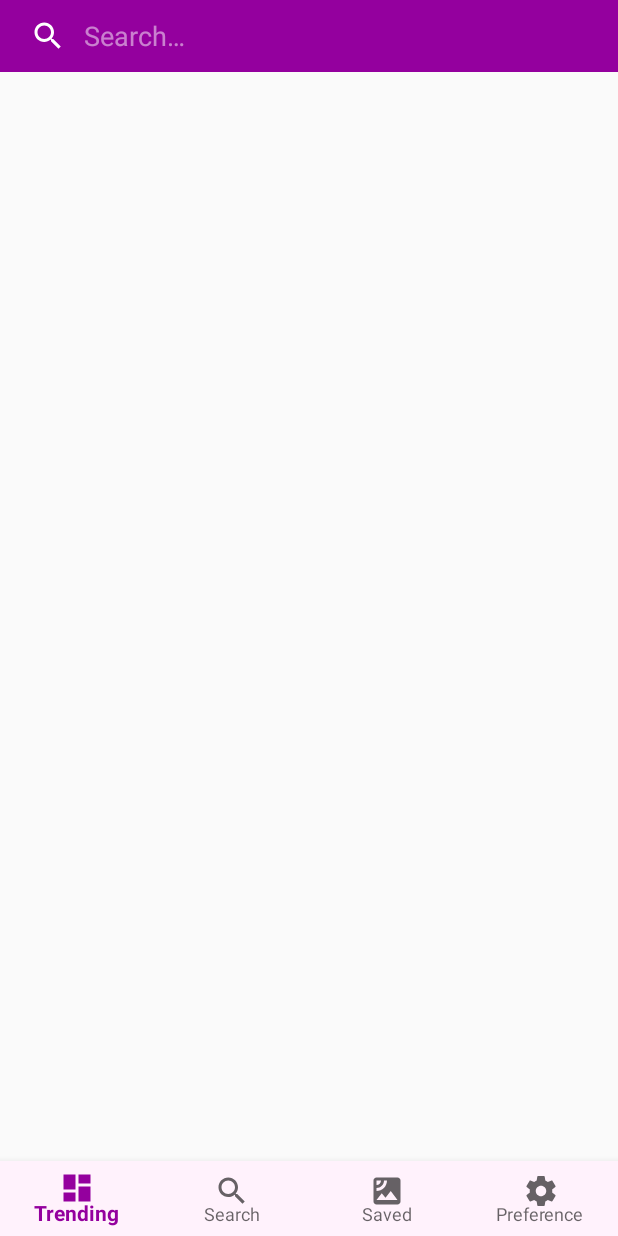
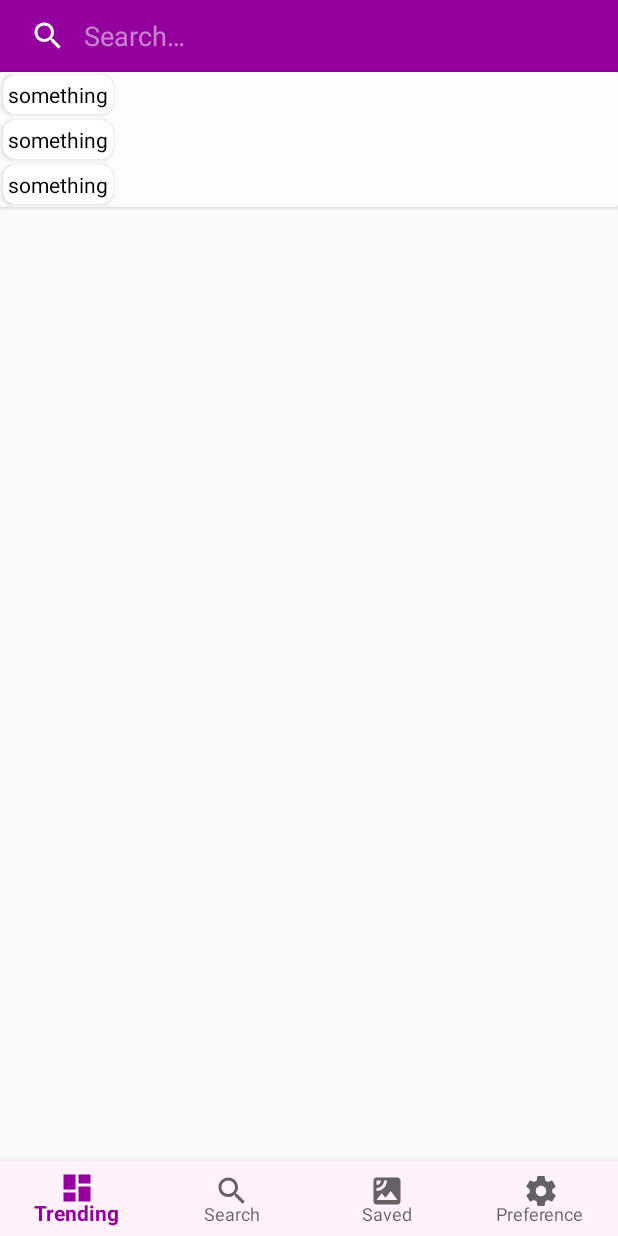
Before and after one commit to themavencoder/Giffs, an Android app: the layout activity_search.xml on its own in the app's theme, with its tools: preview values and no code run, on a phone screen of 412 x 824 dp. Run offline under Robolectric (Android 15) with nearby library versions, the phone set to English and light mode, and no system bars.

Commit message:
Feat: Search gifs activity, lookup gifs with keyword

```diff
--- /dev/null
+++ b/app/src/main/java/com/example/breezil/giffs/callbacks/QuickSearchListener.kt
@@ -0,0 +1,5 @@
+package com.example.breezil.giffs.callbacks
+
+interface QuickSearchListener {
+    fun getString(string: String)
+}
--- a/app/src/main/java/com/example/breezil/giffs/repository/search/SearchDataSource.kt
+++ b/app/src/main/java/com/example/breezil/giffs/repository/search/SearchDataSource.kt
@@ -79,7 +79,7 @@ class SearchDataSource @Inject constructor(
         networkState.postValue(NetworkState.LOADING)
 
         val modelList = ArrayList<Gif>()
-        val result = api.getSearchsAfter(API_KEY,"ronaldo",params.requestedLoadSize, params.key)
+        val result = api.getSearchsAfter(API_KEY,getSearch(),params.requestedLoadSize, params.key)
             .subscribe({ response ->
                 onPaginationSuccess(
                     response,
--- a/app/src/main/res/layout-land/activity_search.xml
+++ b/app/src/main/res/layout-land/activity_search.xml
@@ -9,7 +9,7 @@
     <androidx.constraintlayout.widget.ConstraintLayout
             android:layout_width="match_parent"
             android:layout_height="match_parent"
-            >
+    >
         <androidx.appcompat.widget.SearchView
                 android:background="@color/colorPrimary"
                 android:id="@+id/searchView"
@@ -22,6 +22,27 @@
                 app:layout_constraintStart_toStartOf="parent"
                 app:layout_constraintTop_toTopOf="parent" />
 
+        <androidx.cardview.widget.CardView
+                android:id="@+id/cardView"
+                android:background="?attr/backgroundcolor"
+                android:layout_width="@dimen/zeroDP"
+                android:layout_height="wrap_content"
+                android:padding="@dimen/twoDP"
+                app:layout_constraintBottom_toTopOf="@+id/searchList"
+                app:layout_constraintEnd_toEndOf="parent"
+                app:layout_constraintStart_toStartOf="parent"
+                app:layout_constraintTop_toBottomOf="@+id/searchView">
+
+            <androidx.recyclerview.widget.RecyclerView
+                    android:id="@+id/quickChooseList"
+                    android:background="?attr/backgroundcolor"
+                    android:layout_width="match_parent"
+                    android:layout_height="match_parent"
+                    tools:listitem="@layout/single_quck_search">
+
+            </androidx.recyclerview.widget.RecyclerView>
+        </androidx.cardview.widget.CardView>
+
         <androidx.recyclerview.widget.RecyclerView
                 android:id="@+id/searchList"
                 android:layout_width="match_parent"
@@ -32,7 +53,7 @@
                 app:layout_constraintBottom_toTopOf="@+id/bottomNavViewBar"
                 app:layout_constraintEnd_toEndOf="parent"
                 app:layout_constraintStart_toStartOf="parent"
-                app:layout_constraintTop_toBottomOf="@+id/searchView" />
+                app:layout_constraintTop_toBottomOf="@+id/cardView"/>
 
         <com.google.android.material.bottomnavigation.BottomNavigationView
                 android:id="@+id/bottomNavViewBar"
--- a/app/src/main/res/layout-land/single_quck_search.xml
+++ b/app/src/main/res/layout-land/single_quck_search.xml
@@ -2,7 +2,7 @@
 <layout xmlns:android="http://schemas.android.com/apk/res/android"
     xmlns:tools="http://schemas.android.com/tools"
     xmlns:app="http://schemas.android.com/apk/res-auto">
-    <android.support.v7.widget.CardView
+    <androidx.cardview.widget.CardView
         android:id="@+id/searchLayout"
         android:layout_width="wrap_content"
         android:layout_height="wrap_content"
@@ -10,7 +10,7 @@
         android:layout_margin="@dimen/fiveDP"
         android:elevation="@dimen/threeDP"
         android:padding="@dimen/twoDP">
-      ..  <TextView
+       <TextView
             android:id="@+id/searchText"
             android:layout_width="wrap_content"
             android:layout_height="wrap_content"
@@ -18,5 +18,5 @@
             android:textColor="@color/black"
             android:layout_margin="@dimen/threeDP"/>
 
-    </android.support.v7.widget.CardView>
+    </androidx.cardview.widget.CardView>
 </layout>
--- a/app/src/main/res/layout-sw600dp/activity_search.xml
+++ b/app/src/main/res/layout-sw600dp/activity_search.xml
@@ -5,11 +5,10 @@
         tools:context=".ui.search.SearchActivity"
         >
 
-
     <androidx.constraintlayout.widget.ConstraintLayout
             android:layout_width="match_parent"
             android:layout_height="match_parent"
-            >
+    >
         <androidx.appcompat.widget.SearchView
                 android:background="@color/colorPrimary"
                 android:id="@+id/searchView"
@@ -22,6 +21,27 @@
                 app:layout_constraintStart_toStartOf="parent"
                 app:layout_constraintTop_toTopOf="parent" />
 
+        <androidx.cardview.widget.CardView
+                android:id="@+id/cardView"
+                android:background="?attr/backgroundcolor"
+                android:layout_width="@dimen/zeroDP"
+                android:layout_height="wrap_content"
+                android:padding="@dimen/twoDP"
+                app:layout_constraintBottom_toTopOf="@+id/searchList"
+                app:layout_constraintEnd_toEndOf="parent"
+                app:layout_constraintStart_toStartOf="parent"
+                app:layout_constraintTop_toBottomOf="@+id/searchView">
+
+            <androidx.recyclerview.widget.RecyclerView
+                    android:id="@+id/quickChooseList"
+                    android:background="?attr/backgroundcolor"
+                    android:layout_width="match_parent"
+                    android:layout_height="match_parent"
+                    tools:listitem="@layout/single_quck_search">
+
+            </androidx.recyclerview.widget.RecyclerView>
+        </androidx.cardview.widget.CardView>
+
         <androidx.recyclerview.widget.RecyclerView
                 android:id="@+id/searchList"
                 android:layout_width="match_parent"
@@ -32,7 +52,7 @@
                 app:layout_constraintBottom_toTopOf="@+id/bottomNavViewBar"
                 app:layout_constraintEnd_toEndOf="parent"
                 app:layout_constraintStart_toStartOf="parent"
-                app:layout_constraintTop_toBottomOf="@+id/searchView" />
+                app:layout_constraintTop_toBottomOf="@+id/cardView"/>
 
         <com.google.android.material.bottomnavigation.BottomNavigationView
                 android:id="@+id/bottomNavViewBar"
--- a/app/src/main/res/layout-sw600dp/single_quck_search.xml
+++ b/app/src/main/res/layout-sw600dp/single_quck_search.xml
@@ -2,7 +2,7 @@
 <layout xmlns:android="http://schemas.android.com/apk/res/android"
     xmlns:tools="http://schemas.android.com/tools"
     xmlns:app="http://schemas.android.com/apk/res-auto">
-    <android.support.v7.widget.CardView
+    <androidx.cardview.widget.CardView
         android:id="@+id/searchLayout"
         android:layout_width="wrap_content"
         android:layout_height="wrap_content"
@@ -19,5 +19,5 @@
             android:textColor="@color/black"
             android:layout_margin="@dimen/threeDP"/>
 
-    </android.support.v7.widget.CardView>
+    </androidx.cardview.widget.CardView>
 </layout>
--- a/app/src/main/res/layout/activity_search.xml
+++ b/app/src/main/res/layout/activity_search.xml
@@ -22,6 +22,27 @@
                 app:layout_constraintStart_toStartOf="parent"
                 app:layout_constraintTop_toTopOf="parent" />
 
+        <androidx.cardview.widget.CardView
+                android:id="@+id/cardView"
+                android:background="?attr/backgroundcolor"
+                android:layout_width="@dimen/zeroDP"
+                android:layout_height="wrap_content"
+                android:padding="@dimen/twoDP"
+                app:layout_constraintBottom_toTopOf="@+id/searchList"
+                app:layout_constraintEnd_toEndOf="parent"
+                app:layout_constraintStart_toStartOf="parent"
+                app:layout_constraintTop_toBottomOf="@+id/searchView">
+
+            <androidx.recyclerview.widget.RecyclerView
+                    android:id="@+id/quickChooseList"
+                    android:background="?attr/backgroundcolor"
+                    android:layout_width="match_parent"
+                    android:layout_height="match_parent"
+                    tools:listitem="@layout/single_quck_search">
+
+            </androidx.recyclerview.widget.RecyclerView>
+        </androidx.cardview.widget.CardView>
+
         <androidx.recyclerview.widget.RecyclerView
                 android:id="@+id/searchList"
                 android:layout_width="match_parent"
@@ -32,7 +53,7 @@
                 app:layout_constraintBottom_toTopOf="@+id/bottomNavViewBar"
                 app:layout_constraintEnd_toEndOf="parent"
                 app:layout_constraintStart_toStartOf="parent"
-                app:layout_constraintTop_toBottomOf="@+id/searchView" />
+                app:layout_constraintTop_toBottomOf="@+id/cardView"/>
 
         <com.google.android.material.bottomnavigation.BottomNavigationView
                 android:id="@+id/bottomNavViewBar"
--- a/app/src/main/res/layout/single_quck_search.xml
+++ b/app/src/main/res/layout/single_quck_search.xml
@@ -2,7 +2,7 @@
 <layout xmlns:android="http://schemas.android.com/apk/res/android"
     xmlns:tools="http://schemas.android.com/tools"
     xmlns:app="http://schemas.android.com/apk/res-auto">
-    <android.support.v7.widget.CardView
+    <androidx.cardview.widget.CardView
         android:id="@+id/searchLayout"
         android:layout_width="wrap_content"
         android:layout_height="wrap_content"
@@ -18,5 +18,5 @@
             android:textColor="@color/black"
             android:layout_margin="@dimen/threeDP"/>
 
-    </android.support.v7.widget.CardView>
+    </androidx.cardview.widget.CardView>
 </layout>
```
Also changed, not shown: app/src/main/java/com/example/breezil/giffs/repository/search/SearchDataSourceFactory.kt (+5 -5 lines), app/src/main/java/com/example/breezil/giffs/ui/adapter/QuickSearchRecyclerListAdapter.kt (+44 -1 lines), app/src/main/java/com/example/breezil/giffs/ui/search/SearchActivity.kt (+62 -2 lines), app/src/main/java/com/example/breezil/giffs/ui/search/SearchViewModel.kt (+4 -4 lines).
